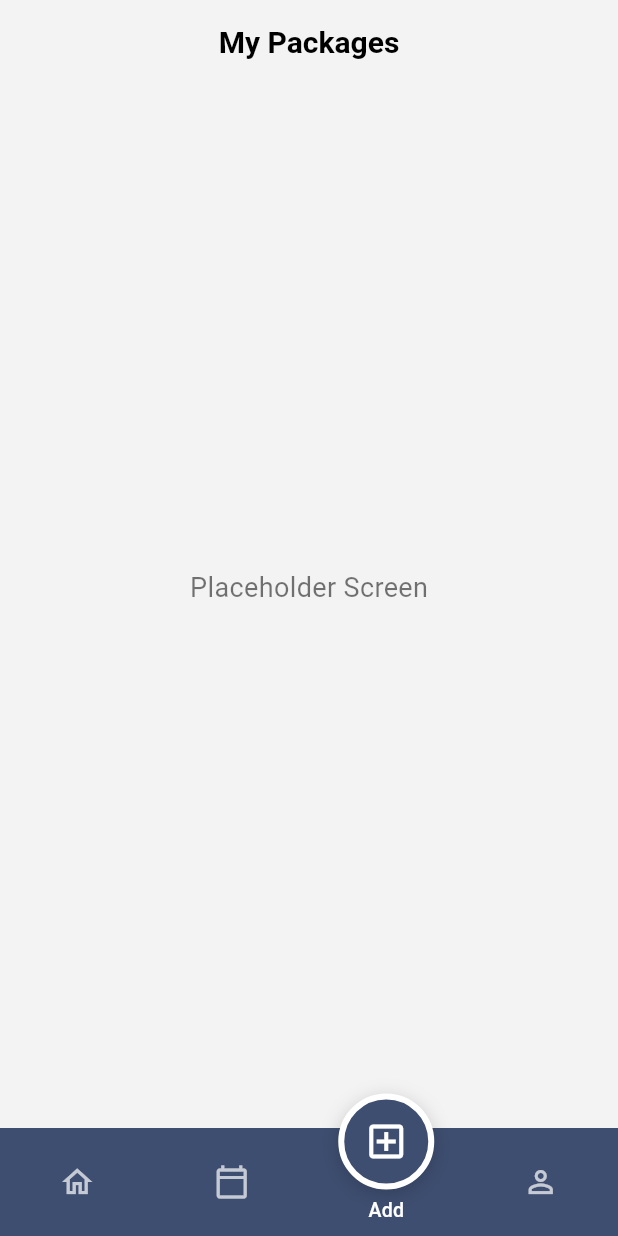
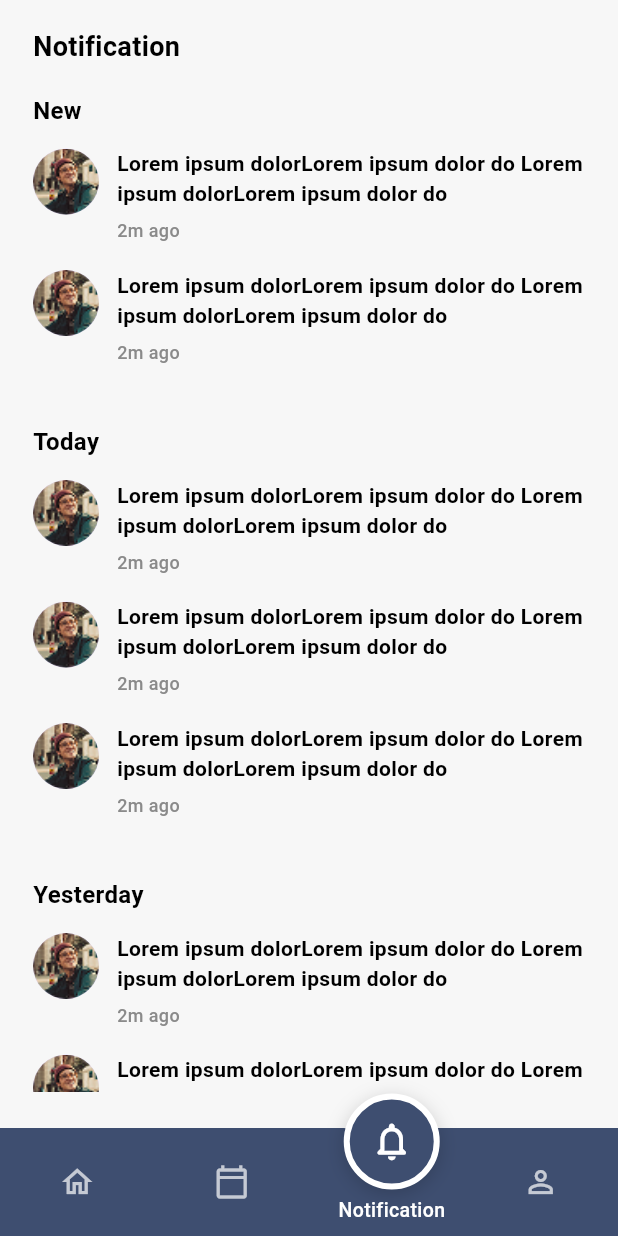
Before and after one commit to mohammedkhattab2/my_work, a Flutter app: the screen it shows after launch, item 3 of the bottom bar chosen, on a phone screen of 412 x 824 dp. Run offline on Flutter 3.47's test engine with Material 3 defaults, Android fonts, the phone set to English and light mode, and no system bars; our stand-ins replace google_fonts.

Commit message:
add notification

```diff
--- /dev/null
+++ b/lib/features/notifications/presentation/notification_page.dart
@@ -0,0 +1,217 @@
+import 'package:flutter/material.dart';
+
+import '../../placeholder/presentation/placeholder_page.dart';
+import '../../profile/presentation/profile_page.dart';
+import '../../../shared/presentation/widgets/custom_bottom_bar.dart';
+
+class NotificationPage extends StatelessWidget {
+  const NotificationPage({super.key});
+
+  static const Color _backgroundColor = Color(0xFFF7F7F7);
+
+  static const List<_NotificationSectionData> _sections = [
+    _NotificationSectionData(
+      title: 'New',
+      items: [
+        _NotificationItemData(
+          message:
+              'Lorem ipsum dolorLorem ipsum dolor do Lorem ipsum dolorLorem ipsum dolor do',
+          time: '2m ago',
+        ),
+        _NotificationItemData(
+          message:
+              'Lorem ipsum dolorLorem ipsum dolor do Lorem ipsum dolorLorem ipsum dolor do',
+          time: '2m ago',
+        ),
+      ],
+    ),
+    _NotificationSectionData(
+      title: 'Today',
+      items: [
+        _NotificationItemData(
+          message:
+              'Lorem ipsum dolorLorem ipsum dolor do Lorem ipsum dolorLorem ipsum dolor do',
+          time: '2m ago',
+        ),
+        _NotificationItemData(
+          message:
+              'Lorem ipsum dolorLorem ipsum dolor do Lorem ipsum dolorLorem ipsum dolor do',
+          time: '2m ago',
+        ),
+        _NotificationItemData(
+          message:
+              'Lorem ipsum dolorLorem ipsum dolor do Lorem ipsum dolorLorem ipsum dolor do',
+          time: '2m ago',
+        ),
+      ],
+    ),
+    _NotificationSectionData(
+      title: 'Yesterday',
+      items: [
+        _NotificationItemData(
+          message:
+              'Lorem ipsum dolorLorem ipsum dolor do Lorem ipsum dolorLorem ipsum dolor do',
+          time: '2m ago',
+        ),
+        _NotificationItemData(
+          message:
+              'Lorem ipsum dolorLorem ipsum dolor do Lorem ipsum dolorLorem ipsum dolor do',
+          time: '2m ago',
+        ),
+      ],
+    ),
+  ];
+
+  void _onNavTap(BuildContext context, int index) {
+    if (index == 2) {
+      return;
+    }
+
+    switch (index) {
+      case 0:
+        Navigator.of(context).pushReplacement(
+          MaterialPageRoute(
+            builder: (_) => const PlaceholderPage(tabIndex: 0, title: 'Home'),
+          ),
+        );
+        break;
+      case 1:
+        Navigator.of(context).pushReplacement(
+          MaterialPageRoute(
+            builder: (_) =>
+                const PlaceholderPage(tabIndex: 1, title: 'Calendar'),
+          ),
+        );
+        break;
+      case 3:
+        Navigator.of(context).pushReplacement(
+          MaterialPageRoute(builder: (_) => const ProfilePage()),
+        );
+        break;
+    }
+  }
+
+  @override
+  Widget build(BuildContext context) {
+    return Scaffold(
+      backgroundColor: _backgroundColor,
+      body: SafeArea(
+        child: ListView(
+          padding: const EdgeInsets.fromLTRB(22, 18, 22, 12),
+          children: [
+            const Text(
+              'Notification',
+              style: TextStyle(
+                fontSize: 18,
+                fontWeight: FontWeight.w700,
+                color: Colors.black,
+              ),
+            ),
+            const SizedBox(height: 18),
+            ..._sections.map(
+              (section) => Padding(
+                padding: const EdgeInsets.only(bottom: 22),
+                child: _NotificationSection(section: section),
+              ),
+            ),
+          ],
+        ),
+      ),
+      bottomNavigationBar: CustomBottomBar(
+        selectedIndex: 2,
+        onItemTapped: (index) => _onNavTap(context, index),
+      ),
+    );
+  }
+}
+
+class _NotificationSection extends StatelessWidget {
+  const _NotificationSection({required this.section});
+
+  final _NotificationSectionData section;
+
+  @override
+  Widget build(BuildContext context) {
+    return Column(
+      crossAxisAlignment: CrossAxisAlignment.start,
+      children: [
+        Text(
+          section.title,
+          style: const TextStyle(
+            fontSize: 16,
+            fontWeight: FontWeight.w700,
+            color: Colors.black,
+          ),
+        ),
+        const SizedBox(height: 14),
+        ...section.items.map(
+          (item) => Padding(
+            padding: const EdgeInsets.only(bottom: 18),
+            child: _NotificationTile(item: item),
+          ),
+        ),
+      ],
+    );
+  }
+}
+
+class _NotificationTile extends StatelessWidget {
+  const _NotificationTile({required this.item});
+
+  final _NotificationItemData item;
+
+  @override
+  Widget build(BuildContext context) {
+    return Row(
+      crossAxisAlignment: CrossAxisAlignment.start,
+      children: [
+        const CircleAvatar(
+          radius: 22,
+          backgroundImage: AssetImage('assets/notification_image.png'),
+        ),
+        const SizedBox(width: 12),
+        Expanded(
+          child: Column(
+            crossAxisAlignment: CrossAxisAlignment.start,
+            children: [
+              Text(
+                item.message,
+                maxLines: 2,
+                overflow: TextOverflow.ellipsis,
+                style: const TextStyle(
+                  fontSize: 14,
+                  height: 1.4,
+                  fontWeight: FontWeight.w600,
+                  color: Colors.black,
+                ),
+              ),
+              const SizedBox(height: 6),
+              Text(
+                item.time,
+                style: const TextStyle(
+                  fontSize: 12,
+                  color: Color(0xFF8A8A8A),
+                  fontWeight: FontWeight.w500,
+                ),
+              ),
+            ],
+          ),
+        ),
+      ],
+    );
+  }
+}
+
+class _NotificationSectionData {
+  final String title;
+  final List<_NotificationItemData> items;
+
+  const _NotificationSectionData({required this.title, required this.items});
+}
+
+class _NotificationItemData {
+  final String message;
+  final String time;
+
+  const _NotificationItemData({required this.message, required this.time});
+}
--- a/lib/features/placeholder/presentation/placeholder_page.dart
+++ b/lib/features/placeholder/presentation/placeholder_page.dart
@@ -1,5 +1,6 @@
 import 'package:flutter/material.dart';
 
+import '../../notifications/presentation/notification_page.dart';
 import '../../profile/presentation/profile_page.dart';
 import '../../../shared/presentation/widgets/custom_bottom_bar.dart';
 
@@ -23,29 +24,26 @@ class PlaceholderPage extends StatelessWidget {
         // Home icon => open placeholder "Home" screen
         Navigator.of(context).pushReplacement(
           MaterialPageRoute(
-            builder: (_) => const PlaceholderPage(
-              tabIndex: 0,
-              title: 'Home',
-            ),
+            builder: (_) => const PlaceholderPage(tabIndex: 0, title: 'Home'),
           ),
         );
         break;
       case 1:
+        Navigator.of(context).pushReplacement(
+          MaterialPageRoute(
+            builder: (_) =>
+                const PlaceholderPage(tabIndex: 1, title: 'Calendar'),
+          ),
+        );
+        break;
       case 2:
         Navigator.of(context).pushReplacement(
-          MaterialPageRoute(
-            builder: (_) => PlaceholderPage(
-              tabIndex: index,
-              title: index == 1 ? 'Calendar' : 'My Packages',
-            ),
-          ),
+          MaterialPageRoute(builder: (_) => const NotificationPage()),
         );
         break;
       case 3:
         Navigator.of(context).pushReplacement(
-          MaterialPageRoute(
-            builder: (_) => const ProfilePage(),
-          ),
+          MaterialPageRoute(builder: (_) => const ProfilePage()),
         );
         break;
     }
@@ -63,19 +61,13 @@ class PlaceholderPage extends StatelessWidget {
         centerTitle: true,
         title: Text(
           title,
-          style: const TextStyle(
-            fontSize: 20,
-            fontWeight: FontWeight.w600,
-          ),
+          style: const TextStyle(fontSize: 20, fontWeight: FontWeight.w600),
         ),
       ),
       body: const Center(
         child: Text(
           'Placeholder Screen',
-          style: TextStyle(
-            fontSize: 18,
-            color: Colors.black54,
-          ),
+          style: TextStyle(fontSize: 18, color: Colors.black54),
         ),
       ),
       bottomNavigationBar: CustomBottomBar(
--- a/lib/features/profile/presentation/profile_page.dart
+++ b/lib/features/profile/presentation/profile_page.dart
@@ -1,6 +1,7 @@
 import 'package:flutter/material.dart';
 import 'package:google_fonts/google_fonts.dart';
 
+import '../../notifications/presentation/notification_page.dart';
 import '../../settings/presentation/settings_page.dart';
 import '../../placeholder/presentation/placeholder_page.dart';
 import '../../../shared/presentation/widgets/custom_bottom_bar.dart';
@@ -143,14 +144,16 @@ class _ProfilePageState extends State<ProfilePage> {
               );
               break;
             case 1:
+              Navigator.of(context).pushReplacement(
+                MaterialPageRoute(
+                  builder: (_) =>
+                      const PlaceholderPage(tabIndex: 1, title: 'Calendar'),
+                ),
+              );
+              break;
             case 2:
               Navigator.of(context).pushReplacement(
-                MaterialPageRoute(
-                  builder: (_) => PlaceholderPage(
-                    tabIndex: index,
-                    title: index == 1 ? 'Calendar' : 'My Packages',
-                  ),
-                ),
+                MaterialPageRoute(builder: (_) => const NotificationPage()),
               );
               break;
           }
@@ -288,10 +291,7 @@ class _ProfileTextField extends StatelessWidget {
           borderSide: const BorderSide(color: focused, width: 1.4),
         ),
       ),
-      style: GoogleFonts.openSans(
-        fontSize: 14,
-        color: Colors.black87,
-      ),
+      style: GoogleFonts.openSans(fontSize: 14, color: Colors.black87),
       cursorColor: focused,
     );
   }
--- a/lib/features/settings/presentation/settings_page.dart
+++ b/lib/features/settings/presentation/settings_page.dart
@@ -1,5 +1,6 @@
 import 'package:flutter/material.dart';
 
+import '../../notifications/presentation/notification_page.dart';
 import '../../profile/presentation/profile_page.dart';
 import '../../placeholder/presentation/placeholder_page.dart';
 import '../../../shared/presentation/widgets/custom_bottom_bar.dart';
@@ -11,42 +12,15 @@ class SettingsPage extends StatelessWidget {
   static const Color _textColor = Colors.black;
 
   static const List<_SettingsItem> _settingsItems = [
-    _SettingsItem(
-      icon: Icons.assignment_outlined,
-      title: 'My Orders',
-    ),
-    _SettingsItem(
-      icon: Icons.open_in_new_outlined,
-      title: 'Edit Profile',
-    ),
-    _SettingsItem(
-      icon: Icons.language_outlined,
-      title: 'Language',
-    ),
-    _SettingsItem(
-      icon: Icons.payment,
-      title: 'Payment Method',
-    ),
-    _SettingsItem(
-      icon: Icons.location_on_outlined,
-      title: 'My Address',
-    ),
-    _SettingsItem(
-      icon: Icons.notifications_none,
-      title: 'Notifications',
-    ),
-    _SettingsItem(
-      icon: Icons.help_outline,
-      title: 'Help Center',
-    ),
-    _SettingsItem(
-      icon: Icons.lock_outline,
-      title: 'Privacy Policy',
-    ),
-    _SettingsItem(
-      icon: Icons.logout,
-      title: 'Log Out',
-    ),
+    _SettingsItem(icon: Icons.assignment_outlined, title: 'My Orders'),
+    _SettingsItem(icon: Icons.open_in_new_outlined, title: 'Edit Profile'),
+    _SettingsItem(icon: Icons.language_outlined, title: 'Language'),
+    _SettingsItem(icon: Icons.payment, title: 'Payment Method'),
+    _SettingsItem(icon: Icons.location_on_outlined, title: 'My Address'),
+    _SettingsItem(icon: Icons.notifications_none, title: 'Notifications'),
+    _SettingsItem(icon: Icons.help_outline, title: 'Help Center'),
+    _SettingsItem(icon: Icons.lock_outline, title: 'Privacy Policy'),
+    _SettingsItem(icon: Icons.logout, title: 'Log Out'),
   ];
 
   @override
@@ -81,9 +55,7 @@ class SettingsPage extends StatelessWidget {
           if (index == 3) {
             // Already on Profile-related screen (Settings), go back to Profile
             Navigator.of(context).pushReplacement(
-              MaterialPageRoute(
-                builder: (_) => const ProfilePage(),
-              ),
+              MaterialPageRoute(builder: (_) => const ProfilePage()),
             );
             return;
           }
@@ -93,22 +65,22 @@ class SettingsPage extends StatelessWidget {
               // Home icon opens placeholder "Home" screen
               Navigator.of(context).pushReplacement(
                 MaterialPageRoute(
-                  builder: (_) => const PlaceholderPage(
-                    tabIndex: 0,
-                    title: 'Home',
-                  ),
+                  builder: (_) =>
+                      const PlaceholderPage(tabIndex: 0, title: 'Home'),
                 ),
               );
               break;
             case 1:
+              Navigator.of(context).pushReplacement(
+                MaterialPageRoute(
+                  builder: (_) =>
+                      const PlaceholderPage(tabIndex: 1, title: 'Calendar'),
+                ),
+              );
+              break;
             case 2:
               Navigator.of(context).pushReplacement(
-                MaterialPageRoute(
-                  builder: (_) => PlaceholderPage(
-                    tabIndex: index,
-                    title: index == 1 ? 'Calendar' : 'My Packages',
-                  ),
-                ),
+                MaterialPageRoute(builder: (_) => const NotificationPage()),
               );
               break;
           }
@@ -139,10 +111,7 @@ class SettingsPage extends StatelessWidget {
       actions: const [
         Padding(
           padding: EdgeInsets.only(right: 16),
-          child: Icon(
-            Icons.settings_outlined,
-            color: _textColor,
-          ),
+          child: Icon(Icons.settings_outlined, color: _textColor),
         ),
       ],
       backgroundColor: _backgroundColor,
@@ -155,10 +124,7 @@ class _SettingsItem {
   final IconData icon;
   final String title;
 
-  const _SettingsItem({
-    required this.icon,
-    required this.title,
-  });
+  const _SettingsItem({required this.icon, required this.title});
 }
 
 class _SettingsTile extends StatelessWidget {
@@ -166,11 +132,7 @@ class _SettingsTile extends StatelessWidget {
   final String title;
   final VoidCallback? onTap;
 
-  const _SettingsTile({
-    required this.icon,
-    required this.title,
-    this.onTap,
-  });
+  const _SettingsTile({required this.icon, required this.title, this.onTap});
 
   @override
   Widget build(BuildContext context) {
@@ -183,19 +145,12 @@ class _SettingsTile extends StatelessWidget {
           padding: const EdgeInsets.symmetric(vertical: 16),
           child: Row(
             children: [
-              Icon(
-                icon,
-                color: Colors.black87,
-                size: 24,
-              ),
+              Icon(icon, color: Colors.black87, size: 24),
               const SizedBox(width: 18),
               Expanded(
                 child: Text(
                   title,
-                  style: const TextStyle(
-                    fontSize: 16,
-                    color: Colors.black87,
-                  ),
+                  style: const TextStyle(fontSize: 16, color: Colors.black87),
                 ),
               ),
               const Icon(
--- a/lib/shared/presentation/widgets/custom_bottom_bar.dart
+++ b/lib/shared/presentation/widgets/custom_bottom_bar.dart
@@ -18,14 +18,14 @@ class CustomBottomBar extends StatelessWidget {
   static const List<IconData> _icons = <IconData>[
     Icons.home_outlined,
     Icons.calendar_today_outlined,
-    Icons.add_box_outlined,
+    Icons.notifications_none_rounded,
     Icons.person_outline,
   ];
 
   static const List<String> _labels = <String>[
     'Home',
     'Calendar',
-    'Add',
+    'Notification',
     'Profile',
   ];
 
@@ -56,15 +56,11 @@ class CustomBottomBar extends StatelessWidget {
                   ),
                   child: Container(
                     height: _barHeight,
-                    decoration: const BoxDecoration(
-                      color: _barColor,
-                    ),
+                    decoration: const BoxDecoration(color: _barColor),
                     child: Row(
                       children: List.generate(
                         _icons.length,
-                        (index) => Expanded(
-                          child: _buildBarItem(index),
-                        ),
+                        (index) => Expanded(child: _buildBarItem(index)),
                       ),
                     ),
                   ),
@@ -73,7 +69,7 @@ class CustomBottomBar extends StatelessWidget {
 
               // الأيكون المختارة تطلع فوق وتاخد شكل البروفايل + الاسم تحتها
               Positioned(
-                top:1, // يخلي الدائرة طالعة فوق البار شوية
+                top: 1, // يخلي الدائرة طالعة فوق البار شوية
                 left: circleLeft,
                 child: _buildFloatingSelectedItem(),
               ),
@@ -121,23 +117,16 @@ class CustomBottomBar extends StatelessWidget {
             decoration: BoxDecoration(
               color: _barColor,
               shape: BoxShape.circle,
-              border: Border.all(
-                color: Colors.white,
-                width: 4,
-              ),
+              border: Border.all(color: Colors.white, width: 4),
               boxShadow: [
                 BoxShadow(
-                  color: Colors.black.withValues(alpha:  0.18),
+                  color: Colors.black.withValues(alpha: 0.18),
                   blurRadius: 10,
                   offset: const Offset(0, 3),
                 ),
               ],
             ),
-            child: Icon(
-              icon,
-              color: Colors.white,
-              size: 30,
-            ),
+            child: Icon(icon, color: Colors.white, size: 30),
           ),
           const SizedBox(height: 4),
           Text(
@@ -158,10 +147,7 @@ class BottomBarClipper extends CustomClipper<Path> {
   final int selectedIndex;
   final int itemCount;
 
-  BottomBarClipper({
-    required this.selectedIndex,
-    required this.itemCount,
-  });
+  BottomBarClipper({required this.selectedIndex, required this.itemCount});
 
   @override
   Path getClip(Size size) {
@@ -190,22 +176,12 @@ class BottomBarClipper extends CustomClipper<Path> {
     final double controlPoint1Y = 0;
     final double dipX = centerX;
     final double dipY = notchRadius * 0.7; // عمق النوتش
-    path.quadraticBezierTo(
-      controlPoint1X,
-      controlPoint1Y,
-      dipX,
-      dipY,
-    );
+    path.quadraticBezierTo(controlPoint1X, controlPoint1Y, dipX, dipY);
 
     // الكيرف الثاني: يطلع تاني لفوق بشكل متماثل (تكملة القوس)
     final double controlPoint2X = centerX + notchRadius * 0.6;
     final double controlPoint2Y = dipY;
-    path.quadraticBezierTo(
-      controlPoint2X,
-      controlPoint2Y,
-      notchEndX,
-      0,
-    );
+    path.quadraticBezierTo(controlPoint2X, controlPoint2Y, notchEndX, 0);
 
     // تكملة خط مستقيم لحد الركن اليمين
     path.lineTo(size.width, 0);
--- a/pubspec.yaml
+++ b/pubspec.yaml
@@ -60,9 +60,8 @@ flutter:
   uses-material-design: true
 
   # To add assets to your application, add an assets section, like this:
-  # assets:
-  #   - images/a_dot_burr.jpeg
-  #   - images/a_dot_ham.jpeg
+  assets:
+    - assets/
 
   # An image asset can refer to one or more resolution-specific "variants", see
   # https://flutter.dev/to/resolution-aware-images
```
Also changed, not shown: assets/notification_image.png (added).
